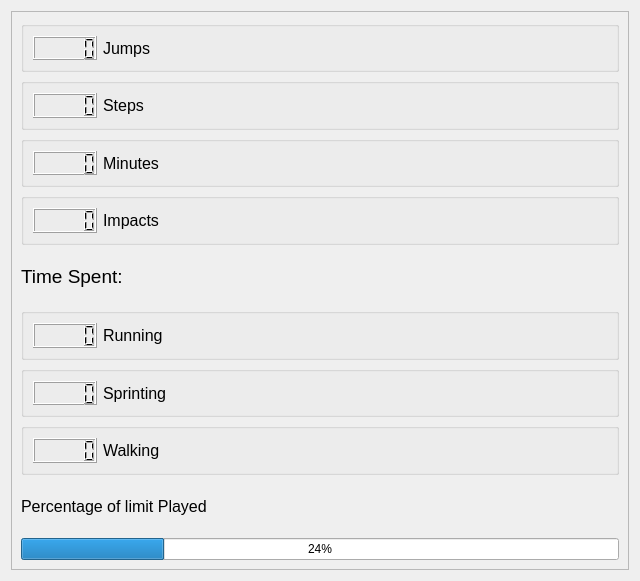
vasav123/LoadManager, file GUI/playerStats.ui: the form before one commit.
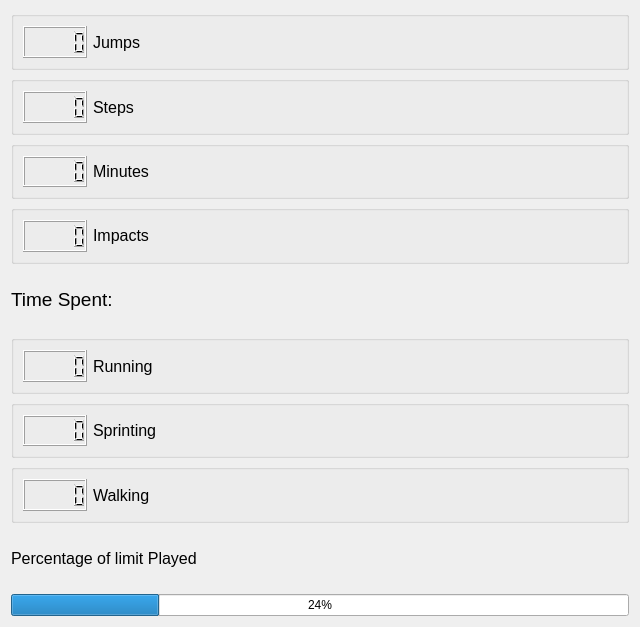
The form after the commit.

Commit message: improved the ui so th ecode is easier to follow

The edit to the form file:
```diff
--- a/GUI/playerStats.ui
+++ b/GUI/playerStats.ui
@@ -7,7 +7,7 @@
     <x>0</x>
     <y>0</y>
     <width>640</width>
-    <height>581</height>
+    <height>627</height>
    </rect>
   </property>
   <property name="sizePolicy">
@@ -23,12 +23,24 @@
    <item>
     <widget class="QFrame" name="frame">
      <property name="frameShape">
-      <enum>QFrame::StyledPanel</enum>
+      <enum>QFrame::NoFrame</enum>
      </property>
      <property name="frameShadow">
       <enum>QFrame::Raised</enum>
      </property>
      <layout class="QVBoxLayout" name="verticalLayout">
+      <property name="leftMargin">
+       <number>0</number>
+      </property>
+      <property name="topMargin">
+       <number>0</number>
+      </property>
+      <property name="rightMargin">
+       <number>0</number>
+      </property>
+      <property name="bottomMargin">
+       <number>0</number>
+      </property>
       <item>
        <widget class="QGroupBox" name="groupBox_7">
         <layout class="QHBoxLayout" name="horizontalLayout_7">
```
The commit also changes 6 other files.
